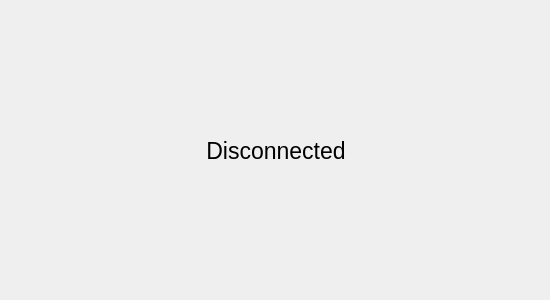
Qt form Gamepad-Driver/gamepaddriver.ui (UnderWaterWelder27/NG-2021-Gamepad-driver) before a commit.
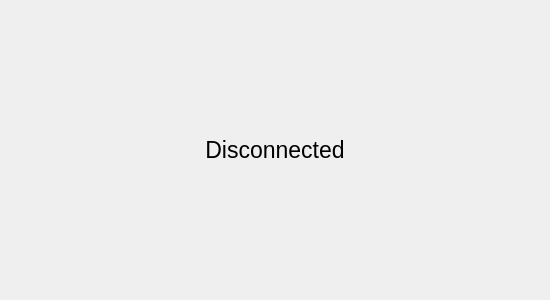
The same form after that commit.

Commit message: bind gamepad L1 key with mouse LB key

Patch:
```diff
--- a/Gamepad-Driver/gamepaddriver.ui
+++ b/Gamepad-Driver/gamepaddriver.ui
@@ -23,17 +23,8 @@
    <bool>false</bool>
   </property>
   <widget class="QWidget" name="centralwidget">
-   <widget class="QWidget" name="">
-    <property name="geometry">
-     <rect>
-      <x>0</x>
-      <y>0</y>
-      <width>551</width>
-      <height>301</height>
-     </rect>
-    </property>
-    <layout class="QVBoxLayout" name="verticalLayout">
-     <item>
+   <layout class="QGridLayout" name="gridLayout">
+    <item row="0" column="1">
       <spacer name="verticalSpacer">
        <property name="orientation">
         <enum>Qt::Vertical</enum>
@@ -41,27 +32,25 @@
        <property name="sizeHint" stdset="0">
         <size>
          <width>20</width>
-         <height>40</height>
+        <height>117</height>
         </size>
        </property>
       </spacer>
      </item>
-     <item>
-      <layout class="QHBoxLayout" name="horizontalLayout">
-       <item>
+    <item row="1" column="0">
         <spacer name="horizontalSpacer">
          <property name="orientation">
           <enum>Qt::Horizontal</enum>
          </property>
          <property name="sizeHint" stdset="0">
           <size>
-           <width>40</width>
+        <width>188</width>
            <height>20</height>
           </size>
          </property>
         </spacer>
        </item>
-       <item>
+    <item row="1" column="1">
         <widget class="QLabel" name="l_checkConnection">
          <property name="font">
           <font>
@@ -76,22 +65,20 @@
          </property>
         </widget>
        </item>
-       <item>
+    <item row="1" column="2">
         <spacer name="horizontalSpacer_2">
          <property name="orientation">
           <enum>Qt::Horizontal</enum>
          </property>
          <property name="sizeHint" stdset="0">
           <size>
-           <width>40</width>
+        <width>187</width>
            <height>20</height>
           </size>
          </property>
         </spacer>
        </item>
-      </layout>
-     </item>
-     <item>
+    <item row="2" column="1">
       <spacer name="verticalSpacer_2">
        <property name="orientation">
         <enum>Qt::Vertical</enum>
@@ -99,13 +86,12 @@
        <property name="sizeHint" stdset="0">
         <size>
          <width>20</width>
-         <height>40</height>
+        <height>116</height>
         </size>
        </property>
       </spacer>
      </item>
     </layout>
-   </widget>
   </widget>
  </widget>
  <resources/>
```
Lines whose indentation alone changed are shown as unchanged. The commit also changes 2 other files.
